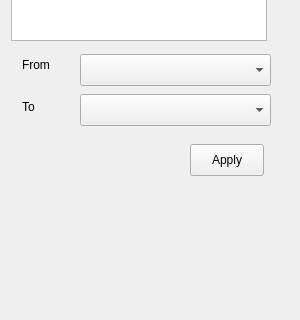
Above: forms/transitionwidget.ui from JuPedSim/jpseditor before the change; both pictures show x 0 to 300 and y 186 to 506 of the 300 by 600 pixel window. Below: the same form after it.
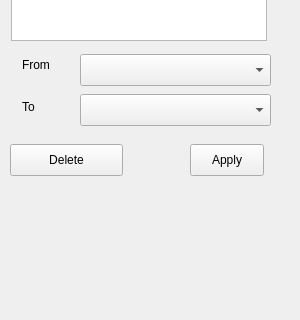
That is the form after the change.

The edit to the form file:
```diff
--- a/forms/transitionwidget.ui
+++ b/forms/transitionwidget.ui
@@ -113,6 +113,19 @@
     </rect>
    </property>
   </widget>
+  <widget class="QPushButton" name="pushButton_delete">
+   <property name="geometry">
+    <rect>
+     <x>10</x>
+     <y>330</y>
+     <width>113</width>
+     <height>32</height>
+    </rect>
+   </property>
+   <property name="text">
+    <string>Delete</string>
+   </property>
+  </widget>
  </widget>
  <resources/>
  <connections/>
```
